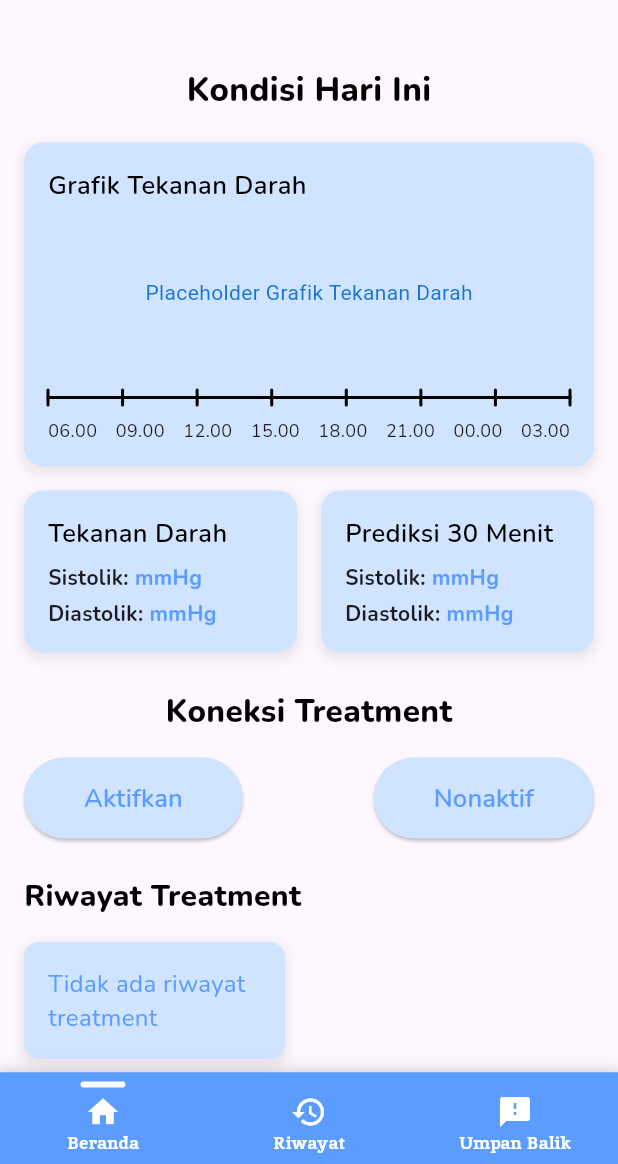
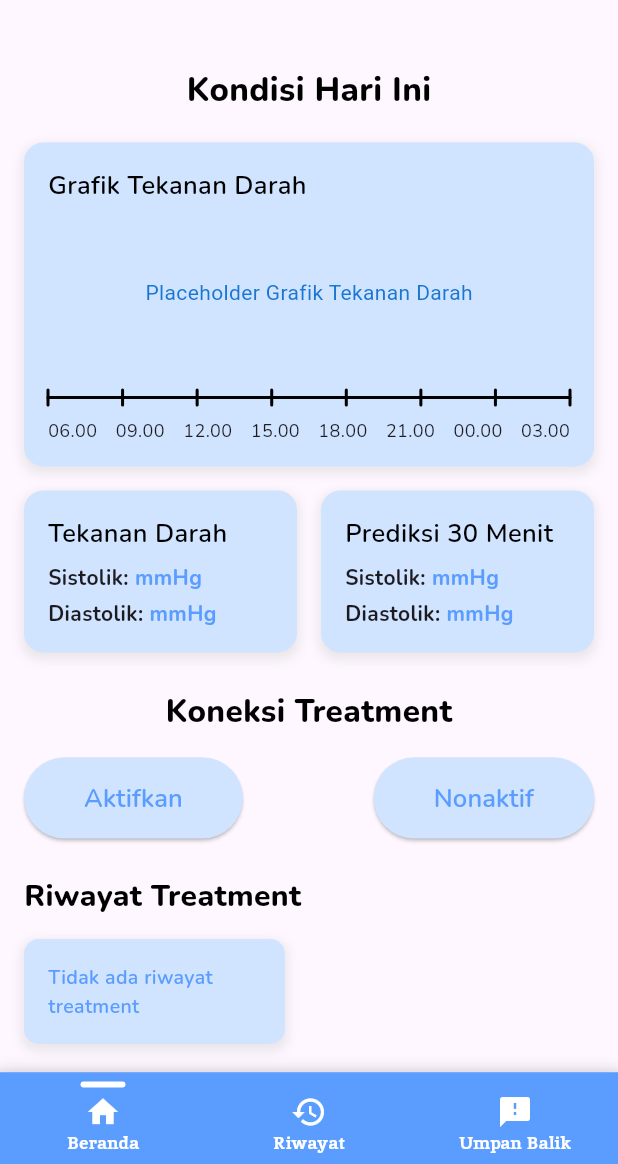
Before and after one commit to Wapikkk/HypecarePKMKC, a Flutter app: the MainScreen screen opened directly, on a phone screen of 412 x 824 dp, the part 72-1236 px from its top. Run offline on Flutter 3.47's test engine with Material 3 defaults, Android fonts, the phone set to English and light mode, and no system bars.

Commit message:
selesaiin beranda

```diff
--- a/lib/ui/history_screen.dart
+++ b/lib/ui/history_screen.dart
@@ -4,10 +4,7 @@ class HistoryScreen extends StatelessWidget {
   @override
   Widget build(BuildContext context) {
     return Scaffold(
-      appBar: AppBar(title: const Text('History Screen')), // AppBar bisa di setiap halaman
-      body: const Center(
-        child: Text('Selamat datang di halaman History!'),
-      ),
+
     );
   }
 }
--- a/lib/ui/home_screen.dart
+++ b/lib/ui/home_screen.dart
@@ -348,7 +348,7 @@ class HomeScreen extends StatelessWidget {
                 color: Color.fromRGBO(0, 0, 0, 1),
               ),
             ),
-            const SizedBox(height: 16),
+            const SizedBox(height: 14),
             Container(
               width: historyBoxWidth,
               padding: const EdgeInsets.all(16.0),
@@ -370,7 +370,8 @@ class HomeScreen extends StatelessWidget {
                         'Tidak ada riwayat treatment',
                         style: TextStyle(
                           fontFamily: 'Nunito',
-                          fontSize: 16,
+                          fontSize: 13,
+                          fontWeight: FontWeight.w600,
                           color: Color.fromRGBO(90, 157, 255, 1),
                         ),
                       ),
--- a/lib/ui/main_screen.dart
+++ b/lib/ui/main_screen.dart
@@ -1,7 +1,6 @@
 import 'package:flutter/material.dart';
 import 'package:hypecare_pkmkc/ui/home_screen.dart';
 import 'package:hypecare_pkmkc/ui/history_screen.dart';
-import 'package:hypecare_pkmkc/ui/feedback_screen.dart';
 
 class MainScreen extends StatefulWidget {
   const MainScreen({super.key});
@@ -16,7 +15,6 @@ class _MainScreenState extends State<MainScreen> {
   final List<Widget> _pages = [
     HomeScreen(),
     HistoryScreen(),
-    FeedbackScreen(),
   ];
 
   void _onItemTapped(int index) {
```
Also changed, not shown: lib/ui/feedback_screen.dart (deleted, +0 -13 lines).
